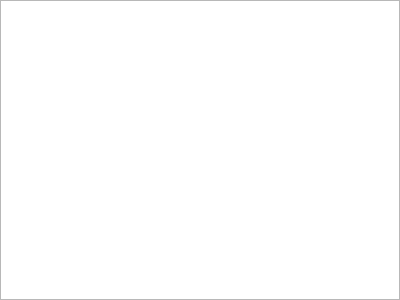
This is mdt/data/qt_designs/maps_visualizer/TabTextual.ui in robbert-harms/MDT as Qt 5 draws it before an edit. The edited form follows.
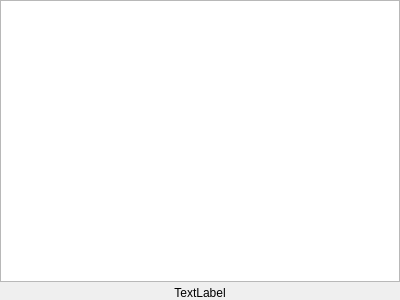
This is the edited form. Custom widgets are drawn as their Qt base class.

```diff
--- a/mdt/data/qt_designs/maps_visualizer/TabTextual.ui
+++ b/mdt/data/qt_designs/maps_visualizer/TabTextual.ui
@@ -26,12 +26,25 @@
    <property name="bottomMargin">
     <number>0</number>
    </property>
-   <property name="spacing">
+   <property name="horizontalSpacing">
     <number>0</number>
    </property>
+   <property name="verticalSpacing">
+    <number>4</number>
+   </property>
    <item row="0" column="0">
     <widget class="TextConfigEditor" name="textConfigEdit"/>
    </item>
+   <item row="1" column="0">
+    <widget class="QLabel" name="correctness_label">
+     <property name="text">
+      <string>TextLabel</string>
+     </property>
+     <property name="alignment">
+      <set>Qt::AlignCenter</set>
+     </property>
+    </widget>
+   </item>
   </layout>
  </widget>
  <customwidgets>
```
